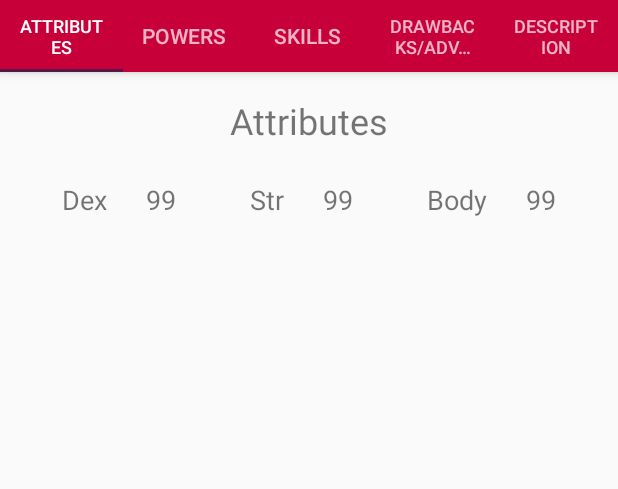
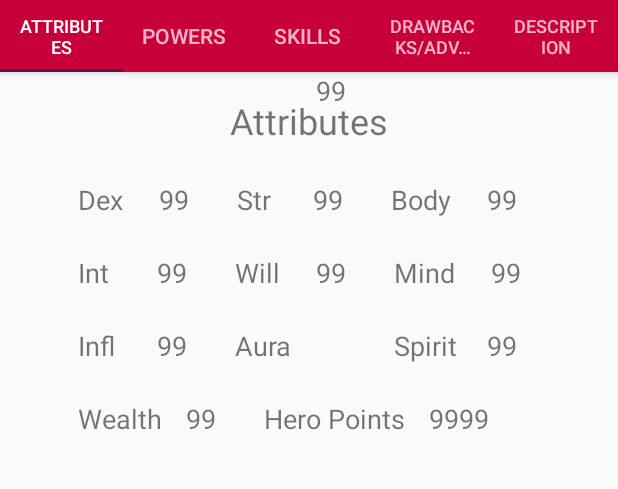
Before and after one commit to Blake-Collin/BoHProject, an Android app: the FragmentViewAttributes screen opened directly, with no data from a screen before it, on a phone screen of 412 x 824 dp, the part 89-578 px from its top. Run offline under Robolectric (Android 15) with nearby library versions, the phone set to English and light mode, and no system bars.

```diff
--- a/app/src/main/res/layout/attributes_fragment.xml
+++ b/app/src/main/res/layout/attributes_fragment.xml
@@ -35,10 +35,9 @@
     android:layout_width="wrap_content"
     android:layout_height="wrap_content"
     android:layout_marginTop="24dp"
+    android:layout_marginStart="24dp"
     android:text="99"
     android:textSize="18sp"
-    app:layout_constraintEnd_toStartOf="@+id/textStr"
-    app:layout_constraintHorizontal_bias="0.5"
     app:layout_constraintStart_toEndOf="@+id/textDex"
     app:layout_constraintTop_toBottomOf="@+id/textView"/>
   <TextView
@@ -46,11 +45,9 @@
     android:layout_width="wrap_content"
     android:layout_height="wrap_content"
     android:layout_marginTop="24dp"
-    android:layout_marginStart="16dp"
+    android:layout_marginStart="52dp"
     android:text="@string/dexStat"
     android:textSize="18sp"
-    app:layout_constraintEnd_toStartOf="@+id/textDexValue"
-    app:layout_constraintHorizontal_bias="0.5"
     app:layout_constraintStart_toStartOf="parent"
     app:layout_constraintTop_toBottomOf="@+id/textView"/>
   <TextView
@@ -58,11 +55,9 @@
     android:layout_width="wrap_content"
     android:layout_height="wrap_content"
     android:layout_marginTop="24dp"
-    android:layout_marginStart="24dp"
+    android:layout_marginStart="32dp"
     android:text="@string/strStat"
     android:textSize="18sp"
-    app:layout_constraintEnd_toStartOf="@+id/textStrValue"
-    app:layout_constraintHorizontal_bias="0.5"
     app:layout_constraintStart_toEndOf="@+id/textDexValue"
     app:layout_constraintTop_toBottomOf="@+id/textView"/>
   <TextView
@@ -70,10 +65,9 @@
     android:layout_width="wrap_content"
     android:layout_height="wrap_content"
     android:layout_marginTop="24dp"
+    android:layout_marginStart="28dp"
     android:text="99"
     android:textSize="18sp"
-    app:layout_constraintEnd_toStartOf="@+id/textBody"
-    app:layout_constraintHorizontal_bias="0.5"
     app:layout_constraintStart_toEndOf="@+id/textStr"
     app:layout_constraintTop_toBottomOf="@+id/textView"/>
   <TextView
@@ -81,11 +75,9 @@
     android:layout_width="wrap_content"
     android:layout_height="wrap_content"
     android:layout_marginTop="24dp"
-    android:layout_marginStart="24dp"
+    android:layout_marginStart="32dp"
     android:text="@string/bodyStat"
     android:textSize="18sp"
-    app:layout_constraintEnd_toStartOf="@+id/textBodyValue"
-    app:layout_constraintHorizontal_bias="0.5"
     app:layout_constraintStart_toEndOf="@+id/textStrValue"
     app:layout_constraintTop_toBottomOf="@+id/textView"/>
   <TextView
@@ -93,12 +85,181 @@
     android:layout_width="wrap_content"
     android:layout_height="wrap_content"
     android:layout_marginTop="24dp"
-    android:layout_marginEnd="16dp"
+    android:layout_marginStart="24dp"
+    android:layout_marginEnd="24dp"
     android:text="99"
     android:textSize="18sp"
     app:layout_constraintEnd_toEndOf="parent"
-    app:layout_constraintHorizontal_bias="0.5"
+    app:layout_constraintHorizontal_bias="0.0"
     app:layout_constraintStart_toEndOf="@+id/textBody"
     app:layout_constraintTop_toBottomOf="@+id/textView"/>
+  <TextView
+    android:id="@+id/textInt"
+    android:layout_width="wrap_content"
+    android:layout_height="wrap_content"
+    android:layout_marginTop="24dp"
+    android:layout_marginStart="52dp"
+    android:text="@string/intStat"
+    android:textSize="18sp"
+    app:layout_constraintStart_toStartOf="parent"
+    app:layout_constraintTop_toBottomOf="@+id/textDex"/>
+  <TextView
+    android:id="@+id/textIntValue"
+    android:layout_width="wrap_content"
+    android:layout_height="wrap_content"
+    android:layout_marginTop="24dp"
+    android:layout_marginStart="32dp"
+    android:text="99"
+    android:textSize="18sp"
+    app:layout_constraintStart_toEndOf="@+id/textInt"
+    app:layout_constraintTop_toBottomOf="@+id/textDex"/>
+  <TextView
+    android:id="@+id/textWill"
+    android:layout_width="wrap_content"
+    android:layout_height="wrap_content"
+    android:layout_marginTop="24dp"
+    android:layout_marginStart="32dp"
+    android:text="@string/willStat"
+    android:textSize="18sp"
+    app:layout_constraintStart_toEndOf="@+id/textIntValue"
+    app:layout_constraintTop_toBottomOf="@+id/textDex"/>
+  <TextView
+    android:id="@+id/textWillValue"
+    android:layout_width="wrap_content"
+    android:layout_height="wrap_content"
+    android:layout_marginTop="24dp"
+    android:layout_marginStart="24dp"
+    android:text="99"
+    android:textSize="18sp"
+    app:layout_constraintStart_toEndOf="@+id/textWill"
+    app:layout_constraintTop_toBottomOf="@+id/textDex"/>
+  <TextView
+    android:id="@+id/textView6"
+    android:layout_width="wrap_content"
+    android:layout_height="wrap_content"
+    android:layout_marginTop="24dp"
+    android:layout_marginStart="32dp"
+    android:text="@string/mindStat"
+    android:textSize="18sp"
+    app:layout_constraintStart_toEndOf="@+id/textWillValue"
+    app:layout_constraintTop_toBottomOf="@+id/textDex"/>
+  <TextView
+    android:id="@+id/textView7"
+    android:layout_width="wrap_content"
+    android:layout_height="wrap_content"
+    android:layout_marginTop="24dp"
+    android:layout_marginStart="24dp"
+    android:layout_marginEnd="24dp"
+    android:text="99"
+    android:textSize="18sp"
+    app:layout_constraintEnd_toEndOf="parent"
+    app:layout_constraintHorizontal_bias="0.0"
+    app:layout_constraintStart_toEndOf="@+id/textView6"
+    app:layout_constraintTop_toBottomOf="@+id/textDex"/>
+  <TextView
+    android:id="@+id/textInfl"
+    android:layout_width="wrap_content"
+    android:layout_height="wrap_content"
+    android:layout_marginTop="24dp"
+    android:layout_marginStart="52dp"
+    android:text="@string/inflStat"
+    android:textSize="18sp"
+    app:layout_constraintStart_toStartOf="parent"
+    app:layout_constraintTop_toBottomOf="@+id/textInt"/>
+  <TextView
+    android:id="@+id/textInflValue"
+    android:layout_width="wrap_content"
+    android:layout_height="wrap_content"
+    android:layout_marginTop="24dp"
+    android:layout_marginStart="28dp"
+    android:text="99"
+    android:textSize="18sp"
+    app:layout_constraintStart_toEndOf="@+id/textInfl"
+    app:layout_constraintTop_toBottomOf="@+id/textInt"/>
+  <TextView
+    android:id="@+id/textAura"
+    android:layout_width="wrap_content"
+    android:layout_height="wrap_content"
+    android:layout_marginTop="24dp"
+    android:layout_marginStart="32dp"
+    android:text="@string/auraStat"
+    android:textSize="18sp"
+    app:layout_constraintStart_toEndOf="@+id/textInflValue"
+    app:layout_constraintTop_toBottomOf="@+id/textInt"/>
+  <TextView
+    android:id="@+id/textAuraValue"
+    android:layout_width="wrap_content"
+    android:layout_height="wrap_content"
+    android:layout_marginStart="16dp"
+    android:text="99"
+    android:textSize="18sp"
+    app:layout_constraintStart_toEndOf="@+id/textAura"
+    tools:layout_editor_absoluteY="168dp"/>
+  <TextView
+    android:id="@+id/textSpirit"
+    android:layout_width="wrap_content"
+    android:layout_height="wrap_content"
+    android:layout_marginTop="24dp"
+    android:layout_marginStart="32dp"
+    android:text="@string/spiritStat"
+    android:textSize="18sp"
+    app:layout_constraintStart_toEndOf="@+id/textAuraValue"
+    app:layout_constraintTop_toBottomOf="@+id/textInt"/>
+  <TextView
+    android:id="@+id/textSpiritValue"
+    android:layout_width="wrap_content"
+    android:layout_height="wrap_content"
+    android:layout_marginTop="24dp"
+    android:layout_marginStart="20dp"
+    android:layout_marginEnd="24dp"
+    android:text="99"
+    android:textSize="18sp"
+    app:layout_constraintEnd_toEndOf="parent"
+    app:layout_constraintHorizontal_bias="0.0"
+    app:layout_constraintStart_toEndOf="@+id/textSpirit"
+    app:layout_constraintTop_toBottomOf="@+id/textInt"/>
+  <TextView
+    android:id="@+id/textView14"
+    android:layout_width="wrap_content"
+    android:layout_height="wrap_content"
+    android:layout_marginTop="24dp"
+    android:layout_marginStart="52dp"
+    android:text="@string/wealthStat"
+    android:textSize="18sp"
+    app:layout_constraintStart_toStartOf="parent"
+    app:layout_constraintTop_toBottomOf="@+id/textInfl"/>
+  <TextView
+    android:id="@+id/textView15"
+    android:layout_width="wrap_content"
+    android:layout_height="wrap_content"
+    android:layout_marginTop="24dp"
+    android:layout_marginStart="16dp"
+    android:text="99"
+    android:textSize="18sp"
+    app:layout_constraintStart_toEndOf="@+id/textView14"
+    app:layout_constraintTop_toBottomOf="@+id/textInfl"/>
+  <TextView
+    android:id="@+id/textView16"
+    android:layout_width="wrap_content"
+    android:layout_height="wrap_content"
+    android:layout_marginTop="24dp"
+    android:layout_marginStart="32dp"
+    android:text="@string/heroPoints"
+    android:textSize="18sp"
+    app:layout_constraintStart_toEndOf="@+id/textView15"
+    app:layout_constraintTop_toBottomOf="@+id/textInfl"/>
+  <TextView
+    android:id="@+id/textView17"
+    android:layout_width="wrap_content"
+    android:layout_height="wrap_content"
+    android:layout_marginTop="24dp"
+    android:layout_marginStart="16dp"
+    android:layout_marginEnd="24dp"
+    android:text="9999"
+    android:textSize="18sp"
+    app:layout_constraintEnd_toEndOf="parent"
+    app:layout_constraintHorizontal_bias="0.0"
+    app:layout_constraintStart_toEndOf="@+id/textView16"
+    app:layout_constraintTop_toBottomOf="@+id/textInfl"/>
 
 </android.support.constraint.ConstraintLayout>
```
Also changed, not shown: 1 other file.
